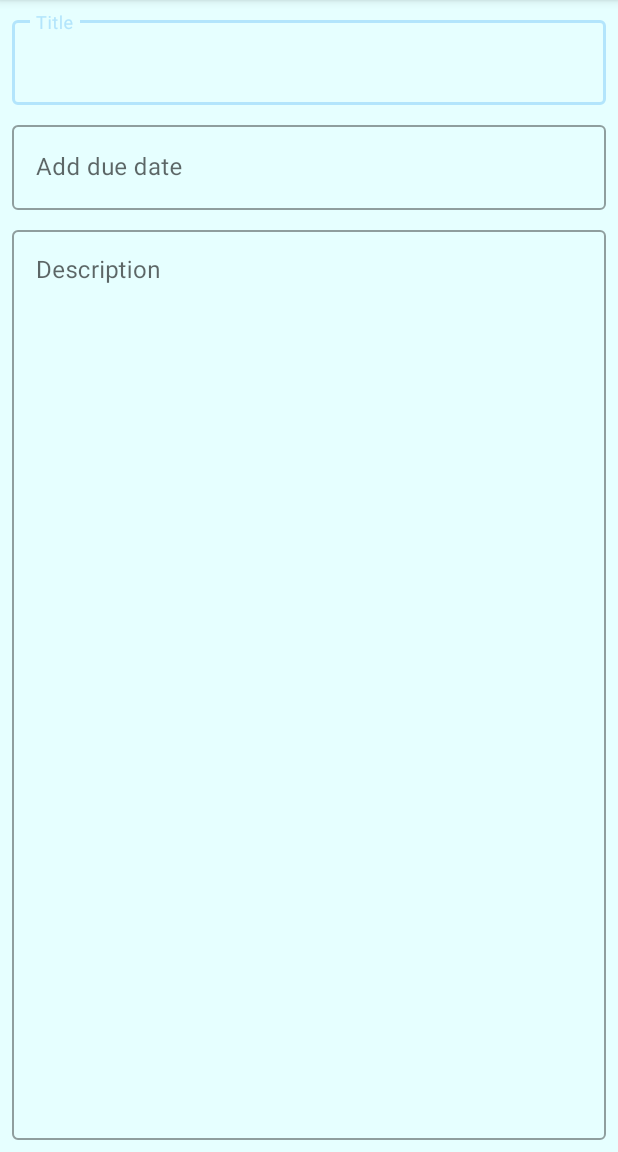
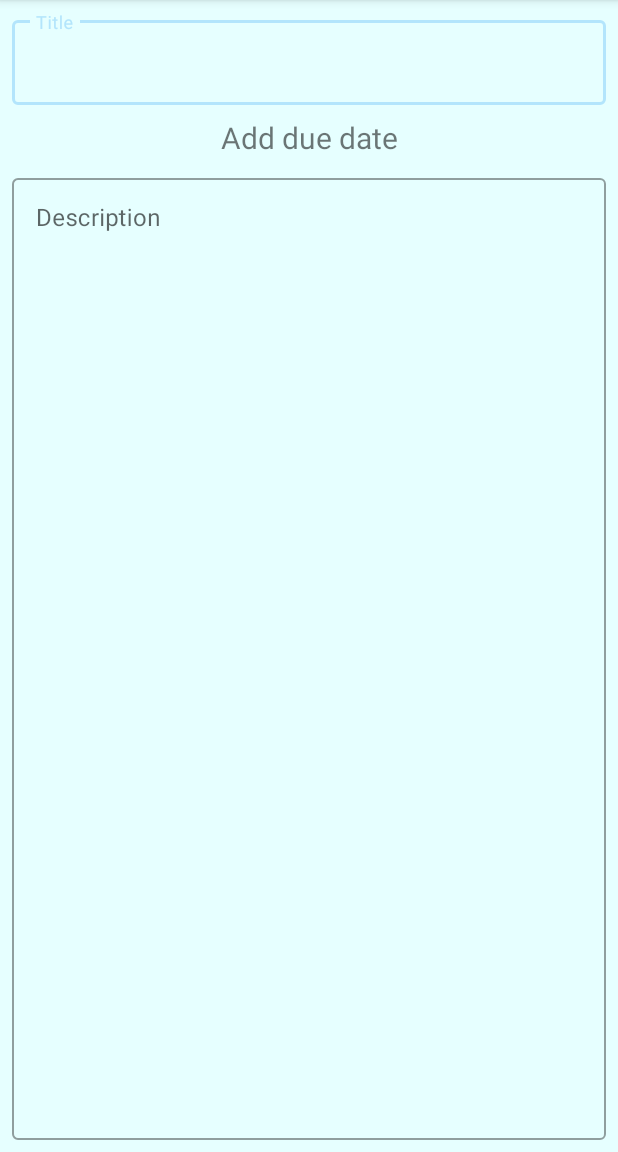
Before and after one commit to vladlenak/SimpleNotes, an Android app: the EditNoteActivity screen opened directly, with no data from a screen before it, on a phone screen of 412 x 824 dp, the part 84-1236 px from its top. Run offline under Robolectric (Android 15) with nearby library versions, the phone set to English and light mode, and no system bars; 7 statements that could not run were skipped.

Commit message:
Исправил баг с изображением даты. Добавил Data Pickers для экрана редактирования.

```diff
--- a/app/src/main/res/layout/activity_add_note.xml
+++ b/app/src/main/res/layout/activity_add_note.xml
@@ -35,8 +35,7 @@
         android:hint="@string/title"
         app:layout_constraintEnd_toEndOf="parent"
         app:layout_constraintStart_toStartOf="parent"
-        app:layout_constraintTop_toBottomOf="@+id/appBarLayout"
-        >
+        app:layout_constraintTop_toBottomOf="@+id/appBarLayout">
 
         <com.google.android.material.textfield.TextInputEditText
             android:id="@+id/title_text_field"
@@ -81,5 +80,4 @@
     </com.google.android.material.textfield.TextInputLayout>
 
 
-
 </androidx.constraintlayout.widget.ConstraintLayout>
--- a/app/src/main/res/layout/activity_edit_note.xml
+++ b/app/src/main/res/layout/activity_edit_note.xml
@@ -21,7 +21,7 @@
             android:layout_width="match_parent"
             android:layout_height="?attr/actionBarSize"
             app:menu="@menu/top_app_bar"
-            app:title="@string/app_name"></com.google.android.material.appbar.MaterialToolbar>
+            app:title="@string/app_name" />
     </com.google.android.material.appbar.AppBarLayout>
 
     <com.google.android.material.textfield.TextInputLayout
@@ -43,25 +43,18 @@
             android:layout_height="wrap_content" />
     </com.google.android.material.textfield.TextInputLayout>
 
-    <com.google.android.material.textfield.TextInputLayout
-        android:id="@+id/to_do_dateInputLayout"
-        style="@style/Widget.MaterialComponents.TextInputLayout.OutlinedBox"
-        android:layout_width="match_parent"
+    <TextView
+        android:id="@+id/date_picker_text_view"
+        android:layout_width="wrap_content"
         android:layout_height="wrap_content"
         android:layout_marginStart="8dp"
         android:layout_marginTop="8dp"
         android:layout_marginEnd="8dp"
-        android:hint="@string/add_due_date"
+        android:text="@string/add_due_date"
+        android:textSize="20sp"
         app:layout_constraintEnd_toEndOf="parent"
-        app:layout_constraintHorizontal_bias="1.0"
         app:layout_constraintStart_toStartOf="parent"
-        app:layout_constraintTop_toBottomOf="@+id/textInputLayout">
-
-        <com.google.android.material.textfield.TextInputEditText
-            android:id="@+id/deadlineEditText"
-            android:layout_width="match_parent"
-            android:layout_height="wrap_content" />
-    </com.google.android.material.textfield.TextInputLayout>
+        app:layout_constraintTop_toBottomOf="@+id/textInputLayout" />
 
     <com.google.android.material.textfield.TextInputLayout
         style="@style/Widget.MaterialComponents.TextInputLayout.OutlinedBox"
@@ -75,7 +68,7 @@
         app:layout_constraintBottom_toBottomOf="parent"
         app:layout_constraintEnd_toEndOf="parent"
         app:layout_constraintStart_toStartOf="parent"
-        app:layout_constraintTop_toBottomOf="@+id/to_do_dateInputLayout">
+        app:layout_constraintTop_toBottomOf="@+id/date_picker_text_view">
 
         <com.google.android.material.textfield.TextInputEditText
             android:id="@+id/description_text_field"
--- a/app/src/main/res/layout/activity_main.xml
+++ b/app/src/main/res/layout/activity_main.xml
@@ -1,8 +1,8 @@
 <?xml version="1.0" encoding="utf-8"?>
 <androidx.constraintlayout.widget.ConstraintLayout xmlns:android="http://schemas.android.com/apk/res/android"
+    xmlns:app="http://schemas.android.com/apk/res-auto"
     android:layout_width="match_parent"
     android:layout_height="match_parent"
-    xmlns:app="http://schemas.android.com/apk/res-auto"
     android:background="@color/primaryLightColor">
 
     <com.google.android.material.appbar.AppBarLayout
```
Also changed, not shown: app/src/main/java/akhtemov/vladlen/simplenotes/mylibraries/CalendarHelper.kt (+4 -3 lines), app/src/main/java/akhtemov/vladlen/simplenotes/ui/AddNoteActivity.kt (+6 -18 lines), app/src/main/java/akhtemov/vladlen/simplenotes/ui/EditNoteActivity.kt (+23 -12 lines). Lines whose indentation alone changed are shown as unchanged.
